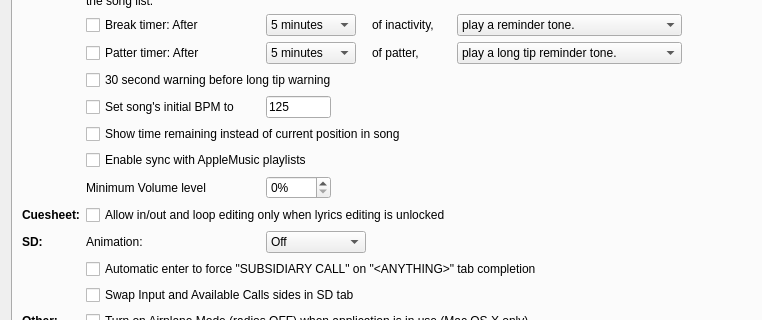
First picture: the form in SquareDesk-DEV/test123/preferencesdialog.ui, repository mpogue2/SquareDesk, before the edit; both pictures show x 0 to 762 and y 92 to 412 of the 844 by 584 pixel window.
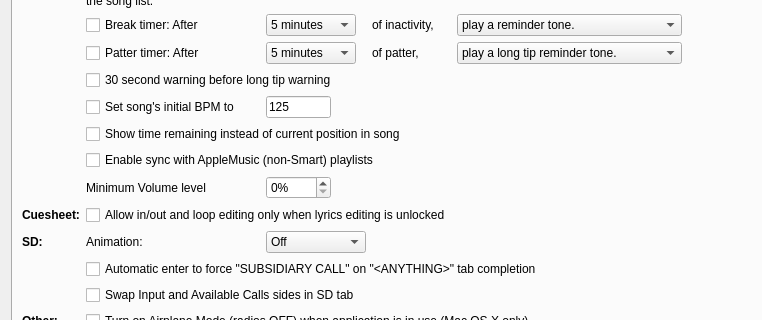
Second picture: the form after the edit. The open tabs and pages were chosen to show the change. Icons and pictures are not drawn.

Commit message:
#1605: clarify wording in Preferences dialog
...that only Apple Music NON-SMART playlists wil lbe synced.

What changed in the file:
```diff
--- a/SquareDesk-DEV/test123/preferencesdialog.ui
+++ b/SquareDesk-DEV/test123/preferencesdialog.ui
@@ -1205,7 +1205,7 @@
          <item row="9" column="1" colspan="4">
           <widget class="QCheckBox" name="enableAppleMusicCheckbox">
            <property name="text">
-            <string>Enable sync with AppleMusic playlists</string>
+            <string>Enable sync with AppleMusic (non-Smart) playlists</string>
            </property>
           </widget>
          </item>
```
Left out of the diff: 2 changed lines with no effect on the pictures.
